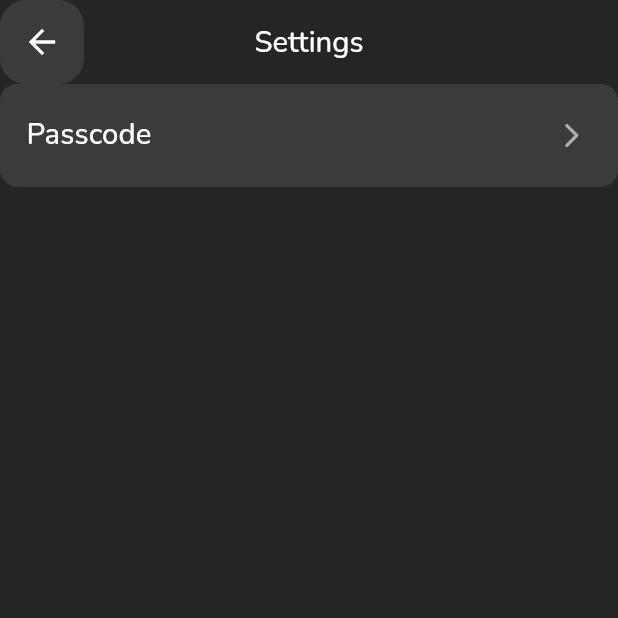
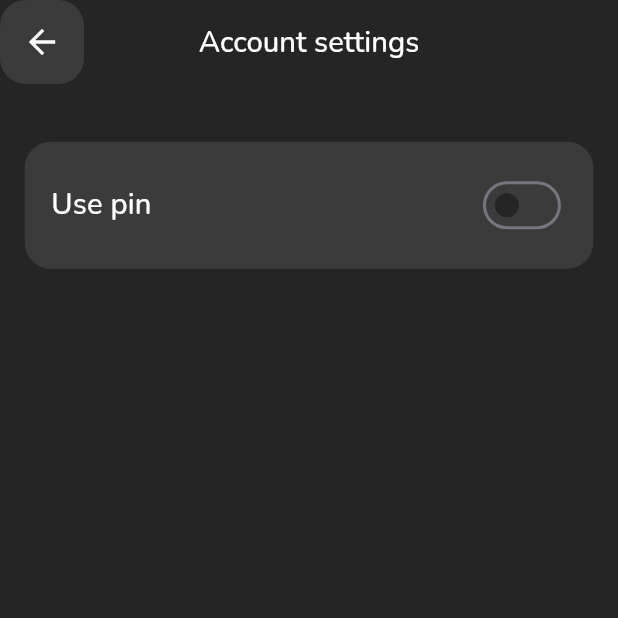
Before and after one commit to SharifboyMuminov/notes_app, a Flutter app: the SettingScreen screen opened directly, after a tap on "Passcode", on a phone screen of 412 x 824 dp, the top half of it. Run offline on Flutter 3.47's test engine with Material 3 defaults, Android fonts, the phone set to English and light mode, and no system bars; our stand-ins replace flutter_bloc, flutter_screenutil, flutter_svg, lottie, shared_preferences, sqflite; accounts and stored records are empty.

Commit message:
add setting_screen.dart

```diff
--- /dev/null
+++ b/lib/screens/home/setting/setting_passcode_screen.dart
@@ -0,0 +1,145 @@
+import 'package:flutter/material.dart';
+import 'package:flutter_screenutil/flutter_screenutil.dart';
+import 'package:mynotes/data/local/storage_repository.dart';
+import 'package:mynotes/screens/home/setting/widget/setting_pin_code.dart';
+import 'package:mynotes/screens/home/widget/main_icon_button.dart';
+import 'package:mynotes/utils/app_colors.dart';
+import 'package:mynotes/utils/app_images.dart';
+import 'package:mynotes/utils/app_size.dart';
+import 'package:mynotes/utils/app_text_style.dart';
+
+class SettingPasscodeScreen extends StatefulWidget {
+  const SettingPasscodeScreen({super.key});
+
+  @override
+  State<SettingPasscodeScreen> createState() => _SettingPasscodeScreenState();
+}
+
+class _SettingPasscodeScreenState extends State<SettingPasscodeScreen> {
+  bool isActivePasscode = false;
+
+  @override
+  void initState() {
+    isActivePasscode = StorageRepository.getBool(key: "is_active_pin_code");
+    super.initState();
+  }
+
+  @override
+  Widget build(BuildContext context) {
+    return Scaffold(
+      appBar: AppBar(
+        centerTitle: true,
+        title: Text(
+          "Account settings",
+          style: AppTextStyle.nunitoMedium.copyWith(
+            fontSize: 17.sp,
+            color: AppColors.white,
+          ),
+        ),
+        leading: MainIconButton(
+          onTab: () => Navigator.pop(context),
+          iconPath: AppImages.arrowBackSvg,
+        ),
+      ),
+      body: Padding(
+        padding: EdgeInsets.symmetric(horizontal: 15.we),
+        child: Column(
+          children: [
+            38.getH(),
+            TextButton(
+              style: TextButton.styleFrom(
+                padding:
+                    EdgeInsets.symmetric(horizontal: 16.we, vertical: 18.he),
+                backgroundColor: AppColors.c3B3B3B,
+                shape: RoundedRectangleBorder(
+                  borderRadius: BorderRadius.circular(15.r),
+                ),
+              ),
+              onPressed: _onTabUsePin,
+              child: Row(
+                mainAxisAlignment: MainAxisAlignment.spaceBetween,
+                children: [
+                  Text(
+                    "Use pin",
+                    style: AppTextStyle.nunitoMedium.copyWith(
+                      fontSize: 17.sp,
+                      color: AppColors.white,
+                    ),
+                  ),
+                  Switch(
+                    activeColor: AppColors.white,
+                    inactiveThumbColor: AppColors.c252525,
+                    inactiveTrackColor: AppColors.c3B3B3B,
+                    value: isActivePasscode,
+                    onChanged: (bool value) {
+                      _onTabUsePin();
+                    },
+                  ),
+                ],
+              ),
+            ),
+          ],
+        ),
+      ),
+    );
+  }
+
+  void _onTabUsePin() {
+    setState(() {
+      isActivePasscode = !isActivePasscode;
+      StorageRepository.setBool(
+        key: "is_active_pin_code",
+        value: isActivePasscode,
+      );
+    });
+    if (isActivePasscode) {
+      StorageRepository.setString(
+        key: "pin_code",
+        value: "",
+      );
+      showModalBottomSheet(
+        isScrollControlled: true,
+        backgroundColor: AppColors.c252525,
+        context: context,
+        shape: RoundedRectangleBorder(
+          borderRadius: BorderRadius.only(
+            topRight: Radius.circular(8.r),
+            topLeft: Radius.circular(8.r),
+          ),
+        ),
+        builder: (BuildContext context) {
+          return SettingPinCode(
+            onChangedNewPinCode: (String value) {
+              StorageRepository.setString(
+                key: "pin_code",
+                value: value,
+              );
+            },
+          );
+        },
+      ).then((v) {
+        _checkCodeIsEmpty();
+      });
+    }
+  }
+
+  void _checkCodeIsEmpty() {
+    String pinCode = StorageRepository.getString(key: "pin_code");
+
+    if (pinCode.isEmpty) {
+      StorageRepository.setBool(
+        key: "is_active_pin_code",
+        value: false,
+      );
+
+      isActivePasscode = false;
+    } else {
+      StorageRepository.setBool(
+        key: "is_active_pin_code",
+        value: true,
+      );
+      isActivePasscode = true;
+    }
+    setState(() {});
+  }
+}
--- a/lib/screens/home/setting/setting_screen.dart
+++ b/lib/screens/home/setting/setting_screen.dart
@@ -2,6 +2,7 @@ import 'package:flutter/material.dart';
 import 'package:flutter_screenutil/flutter_screenutil.dart';
 import 'package:flutter_svg/flutter_svg.dart';
 import 'package:mynotes/screens/home/add_notes/add_notes_screen.dart';
+import 'package:mynotes/screens/home/setting/setting_passcode_screen.dart';
 import 'package:mynotes/screens/home/setting/widget/setting_item.dart';
 import 'package:mynotes/screens/home/widget/main_icon_button.dart';
 import 'package:mynotes/utils/app_colors.dart';
@@ -34,13 +35,26 @@ class _SettingScreenState extends State<SettingScreen> {
           iconPath: AppImages.arrowBackSvg,
         ),
       ),
-      body: Column(
-        children: [
-          SettingItem(
-            onTab: () {},
-            title: 'Passcode',
-          ),
-        ],
+      body: Padding(
+        padding: EdgeInsets.symmetric(horizontal: 15.we),
+        child: Column(
+          children: [
+            20.getH(),
+            SettingItem(
+              onTab: () {
+                Navigator.push(
+                  context,
+                  MaterialPageRoute(
+                    builder: (context) {
+                      return SettingPasscodeScreen();
+                    },
+                  ),
+                );
+              },
+              title: 'Passcode',
+            ),
+          ],
+        ),
       ),
     );
   }
--- a/lib/utils/app_colors.dart
+++ b/lib/utils/app_colors.dart
@@ -19,4 +19,6 @@ class AppColors {
   static const Color cB69CFF = Color(0xFFB69CFF);
   static const Color c000A33 = Color(0xFF000A33);
   static const Color cE1E7EC = Color(0xFFE1E7EC);
+  static const Color c98BBFF = Color(0xFF98BBFF);
+  static const Color cFBFBFC = Color(0xFFFBFBFC);
 }
```
Also changed, not shown: lib/screens/home/setting/widget/setting_pin_code.dart (added, +192 -0 lines).
